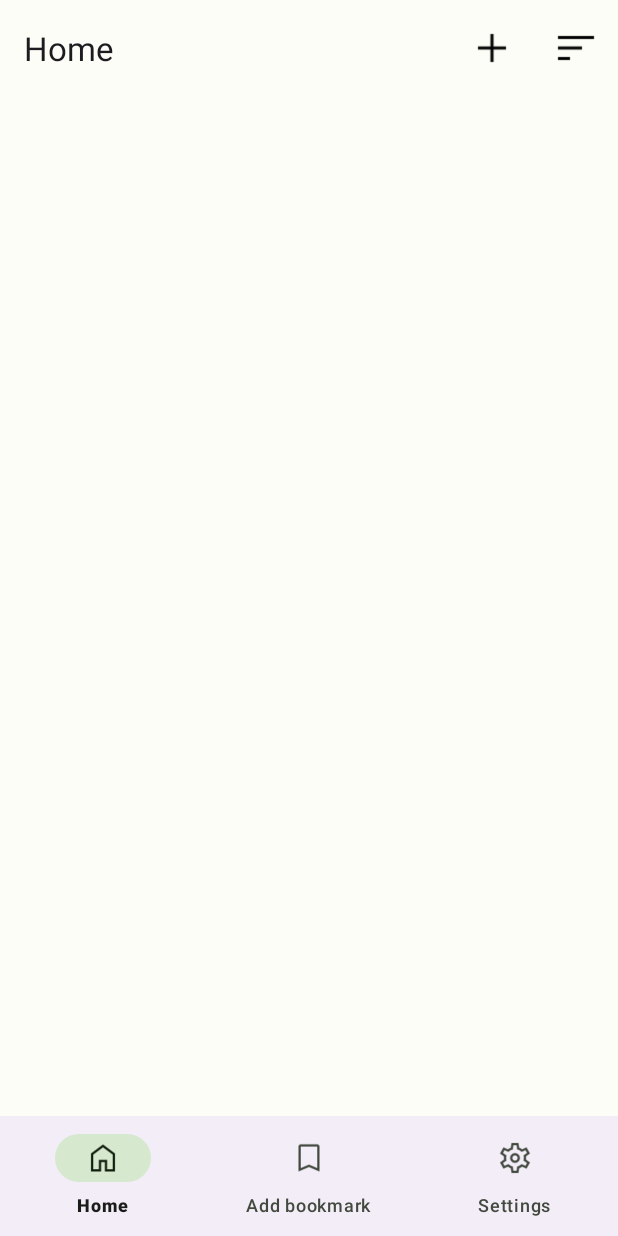
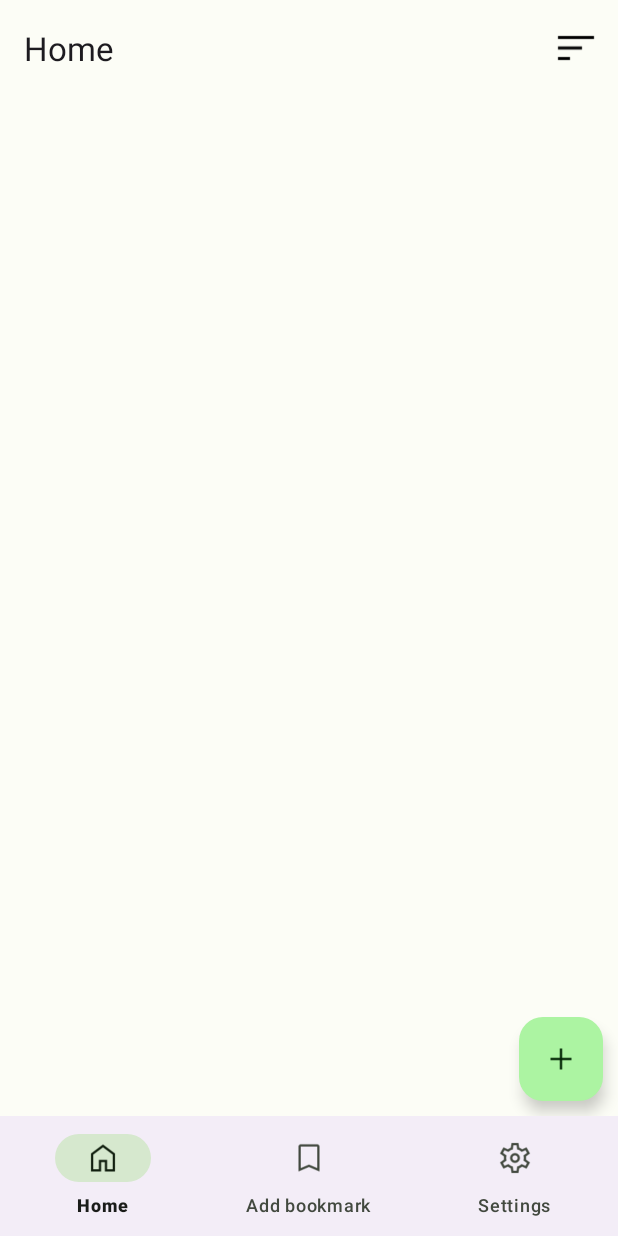
Before and after one commit to dravalico/BookmarkHub, an Android app: the screen it shows after launch once a user with an empty profile is signed in (MainActivity), on a phone screen of 412 x 824 dp. Run offline under Robolectric (Android 15) with nearby library versions, the phone set to English and light mode, and no system bars; our stand-ins replace Firebase (no records; nobody signed in at launch, a user with empty details on screens opened directly), androidx.preference, navigation-ui.

Commit message:
UI improvement

```diff
--- a/app/src/main/java/it/units/sim/bookmarkhub/ui/core/HomeFragment.java
+++ b/app/src/main/java/it/units/sim/bookmarkhub/ui/core/HomeFragment.java
@@ -21,6 +21,7 @@ import androidx.recyclerview.widget.LinearLayoutManager;
 import androidx.recyclerview.widget.RecyclerView;
 
 import com.firebase.ui.firestore.FirestoreRecyclerOptions;
+import com.google.android.material.floatingactionbutton.FloatingActionButton;
 
 import it.units.sim.bookmarkhub.R;
 import it.units.sim.bookmarkhub.model.Category;
@@ -54,6 +55,11 @@ public class HomeFragment extends Fragment implements MenuProvider {
         FirestoreRecyclerOptions<Category> options = getQueryBasedOnSelectedSortingOption(lastSortOption);
         categoriesAdapter = new CategoriesAdapter(options, getParentFragmentManager());
         recyclerView.setAdapter(categoriesAdapter);
+        FloatingActionButton addCategoryButton = view.findViewById(R.id.add_category_button1);
+        addCategoryButton.setOnClickListener(view1 -> {
+            AddCategoryDialogFragment addCategoryDialogFragment = new AddCategoryDialogFragment();
+            addCategoryDialogFragment.show(getChildFragmentManager(), AddCategoryDialogFragment.TAG);
+        });
         return view;
     }
 
@@ -88,11 +94,6 @@ public class HomeFragment extends Fragment implements MenuProvider {
 
     @Override
     public boolean onMenuItemSelected(@NonNull MenuItem menuItem) {
-        if (menuItem.getItemId() == R.id.add_category) {
-            AddCategoryDialogFragment addCategoryDialogFragment = new AddCategoryDialogFragment();
-            addCategoryDialogFragment.show(getChildFragmentManager(), AddCategoryDialogFragment.TAG);
-            return true;
-        }
         if (menuItem.getItemId() == R.id.name_ascending) {
             lastSortOption = R.id.name_ascending;
             setMenuItemChecked(menuItem);
--- a/app/src/main/res/layout/fragment_home.xml
+++ b/app/src/main/res/layout/fragment_home.xml
@@ -9,6 +9,18 @@
     <androidx.recyclerview.widget.RecyclerView
         android:id="@+id/categories_recycler_view"
         android:layout_width="match_parent"
-        android:layout_height="match_parent"/>
+        android:layout_height="match_parent" />
+
+    <com.google.android.material.floatingactionbutton.FloatingActionButton
+        android:id="@+id/add_category_button1"
+        android:layout_width="wrap_content"
+        android:layout_height="wrap_content"
+        android:layout_marginEnd="10dp"
+        android:layout_marginBottom="10dp"
+        android:contentDescription="@string/logout"
+        android:text=""
+        app:layout_constraintBottom_toBottomOf="parent"
+        app:layout_constraintEnd_toEndOf="parent"
+        app:srcCompat="@drawable/add_icon" />
 
 </androidx.constraintlayout.widget.ConstraintLayout>
--- a/app/src/main/res/menu/order_menu.xml
+++ b/app/src/main/res/menu/order_menu.xml
@@ -1,12 +1,6 @@
 <?xml version="1.0" encoding="utf-8"?>
 <menu xmlns:android="http://schemas.android.com/apk/res/android"
     xmlns:app="http://schemas.android.com/apk/res-auto">
-    <item
-        android:id="@+id/add_category"
-        android:icon="@drawable/add_category_menu_icon"
-        android:orderInCategory="100"
-        android:title=""
-        app:showAsAction="ifRoom" />
     <item
         android:id="@+id/action_options"
         android:icon="@drawable/sort_icon"
--- a/app/src/main/res/values-night/themes.xml
+++ b/app/src/main/res/values-night/themes.xml
@@ -3,6 +3,7 @@
     <style name="Base.Theme.BookmarkHub" parent="Theme.Material3.Dark.NoActionBar">
         <item name="colorPrimary">@color/md_theme_dark_primary</item>
         <item name="colorOnPrimary">@color/md_theme_dark_onPrimary</item>
+        <item name="android:statusBarColor">@color/md_theme_dark_primaryContainer</item>
         <item name="colorPrimaryContainer">@color/md_theme_dark_primaryContainer</item>
         <item name="colorOnPrimaryContainer">@color/md_theme_dark_onPrimaryContainer</item>
         <item name="colorSecondary">@color/md_theme_dark_secondary</item>
```
Also changed, not shown: app/src/main/res/drawable/add_icon.png (added).
